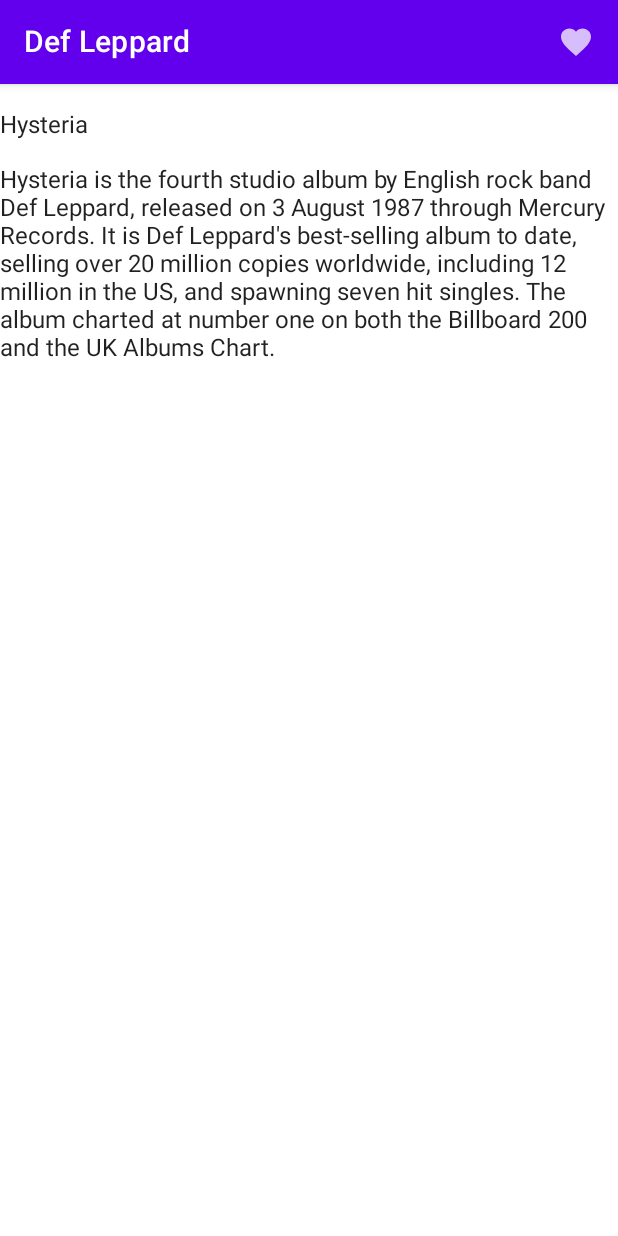
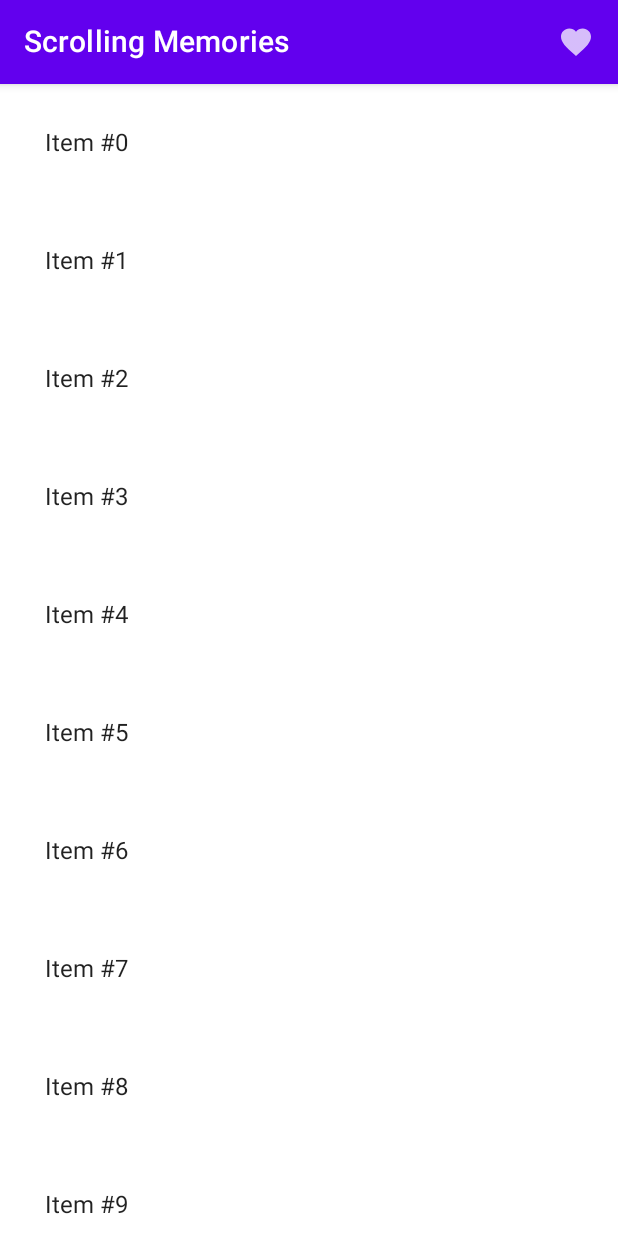
Before and after one commit to juanmendez/jetpack-compose, an Android app built with Jetpack Compose: the screen it shows after launch (MainActivity), on a phone screen of 412 x 824 dp. Run offline under Robolectric (Android 15) with nearby library versions, the phone set to English and light mode, and no system bars.

Commit message:
02.00 memory is scrollable!!!

```diff
--- a/app/src/main/java/com/jetpack/compose/MainActivity.kt
+++ b/app/src/main/java/com/jetpack/compose/MainActivity.kt
@@ -7,6 +7,8 @@ import androidx.activity.compose.setContent
 import androidx.compose.foundation.layout.Column
 import androidx.compose.foundation.layout.PaddingValues
 import androidx.compose.foundation.layout.padding
+import androidx.compose.foundation.rememberScrollState
+import androidx.compose.foundation.verticalScroll
 import androidx.compose.material.Icon
 import androidx.compose.material.IconButton
 import androidx.compose.material.Scaffold
@@ -26,7 +28,7 @@ class MainActivity : ComponentActivity() {
         setContent {
             LayoutsCodelabTheme {
                 LayoutsCodelab(clickable = {
-                    Toast.makeText(baseContext, "Pour some sugar on me!!!!", Toast.LENGTH_LONG).show()
+                    Toast.makeText(baseContext, "And the memory remains...", Toast.LENGTH_LONG).show()
                 })
             }
         }
@@ -39,7 +41,7 @@ fun LayoutsCodelab(clickable: () -> Unit = {}) {
         topBar = {
             TopAppBar(
                 title = {
-                    Text(text = "Def Leppard")
+                    Text(text = "Scrolling Memories")
                 },
                 actions = {
                     IconButton(onClick = clickable) {
@@ -48,17 +50,27 @@ fun LayoutsCodelab(clickable: () -> Unit = {}) {
                 }
             )
         }
-    ) { innerPadding ->
-        BodyContent(innerPadding)
+    ) {
+        BodyContent()
     }
 
 }
 
 @Composable
-fun BodyContent(innerPadding: PaddingValues) {
-    Column(modifier = Modifier.padding(innerPadding)) {
-        Text(text = "Hysteria", modifier = Modifier.padding(vertical = 18.dp))
-        Text(text = "Hysteria is the fourth studio album by English rock band Def Leppard, released on 3 August 1987 through Mercury Records. It is Def Leppard's best-selling album to date, selling over 20 million copies worldwide, including 12 million in the US, and spawning seven hit singles. The album charted at number one on both the Billboard 200 and the UK Albums Chart.")
+fun BodyContent() {
+    ScrollableList(PaddingValues(30.dp))
+}
+
+@Composable
+fun ScrollableList(innerPadding: PaddingValues) {
+    // We save the scrolling position with this state that can also
+    // be used to programmatically scroll the list
+    val scrollState = rememberScrollState()
+
+    Column(Modifier.verticalScroll(scrollState)) {
+        repeat(40) {
+            Text("Item #$it", Modifier.padding(innerPadding))
+        }
     }
 }
 
```
Also changed, not shown: 1 other file.
